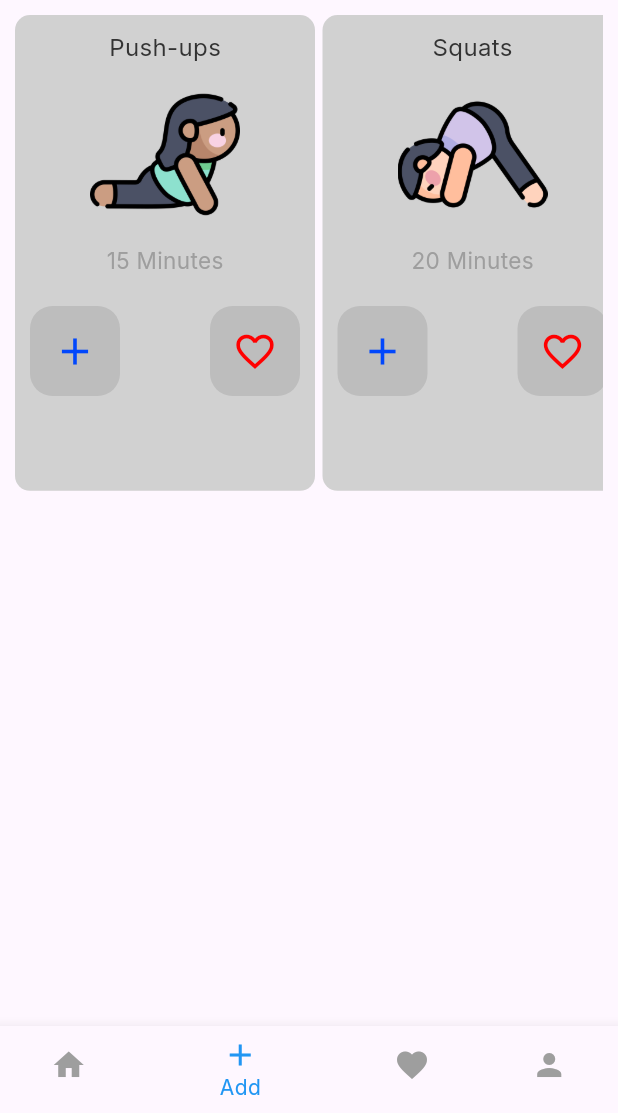
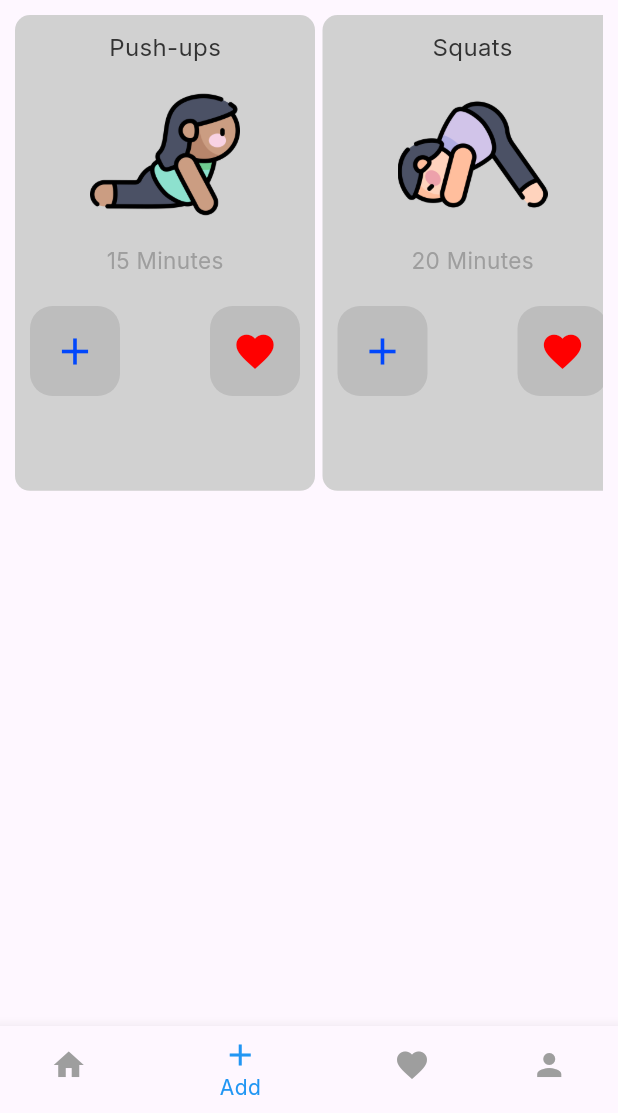
Before and after one commit to AnupaAlwis/workout-app, a Flutter app: the screen it shows after launch, item 2 of the bottom bar chosen, after a tap on the "add" icon, on a phone screen of 412 x 824 dp, the part 123-1236 px from its top. Run offline on Flutter 3.47's test engine with Material 3 defaults, Android fonts, the phone set to English and light mode, and no system bars; our stand-ins replace google_fonts.

Commit message:
Favorite list add and remove functions implemented

```diff
--- a/lib/models/user_model.dart
+++ b/lib/models/user_model.dart
@@ -37,4 +37,19 @@ class User {
         exerciseList.add(exercise);
 
       }
+
+      //Remove a exercise from the exercise list
+      void removeExercise(Exercise exercise){
+        exerciseList.remove(exercise);
+      }
+
+      //Add a exercise to the favorite list
+      void addFavExercise(Exercise exercise){
+        favExerciseList.add(exercise);
+      }
+
+      //Remove a exercise from the favorite list
+      void removeFavExercise(Exercise exercise){
+        favExerciseList.remove(exercise);
+      }
 }
--- a/lib/pages/add_new_page.dart
+++ b/lib/pages/add_new_page.dart
@@ -16,6 +16,7 @@ class AddNewPage extends StatefulWidget {
 class _AddNewPageState extends State<AddNewPage> {
   final userData = user;
   final exerciseList = ExerciseData().exercisesList;
+  final favExerciseList = user.favExerciseList;
   @override
   Widget build(BuildContext context) {
     return Scaffold(
@@ -58,11 +59,26 @@ class _AddNewPageState extends State<AddNewPage> {
                         exerciseTitle: exercise.exerciseName,
                         exerciseImageUrl: exercise.exerciseImageUrl,
                         noOfMinutes: exercise.noOfMinutes,
+                        isAdded: exerciseList.contains(exercise),
                         toggleAddExercise: () {
-                          userData.addExercise(exercise);
-                        },);
+                          setState(() {
+                            if (exerciseList.contains(exercise)){
+                              userData.removeExercise(exercise);
+                            } else {
+                              userData.addExercise(exercise);
+                            }
 
-
+                          }
+                          );
+                        }, toggleAddFavExercise: () {
+                          setState(() {
+                            if(favExerciseList.contains(exercise)){
+                              userData.removeFavExercise(exercise);
+                            }else{
+                              userData.addFavExercise(exercise);
+                            }
+                          });
+                        }, isfavorite: favExerciseList.contains(exercise), );
                   },
                 ),
               )
--- a/lib/widgets/add_exercise_widget.dart
+++ b/lib/widgets/add_exercise_widget.dart
@@ -6,8 +6,11 @@ class AddExerciseCard extends StatefulWidget {
   final String exerciseTitle;
   final String exerciseImageUrl;
   final int noOfMinutes;
+  final bool isAdded;
+  final bool isfavorite;
   final void Function() toggleAddExercise;
-  const AddExerciseCard({super.key, required this.exerciseTitle, required this.exerciseImageUrl, required this.noOfMinutes, required this.toggleAddExercise});
+  final void Function() toggleAddFavExercise;
+  const AddExerciseCard({super.key, required this.exerciseTitle, required this.exerciseImageUrl, required this.noOfMinutes, required this.toggleAddExercise, required this.isAdded, required this.toggleAddFavExercise, required this.isfavorite});
 
   @override
   State<AddExerciseCard> createState() => _AddExerciseCardState();
@@ -76,8 +79,8 @@ class _AddExerciseCardState extends State<AddExerciseCard> {
                       onPressed: () {
                         widget.toggleAddExercise();
                       },
-                      icon: const Icon(
-                        Icons.add,
+                      icon:  Icon(
+                        widget.isAdded? Icons.add : Icons.remove,
                         size: 30,
                         color: kMainDarkBlueColor),
                     ),
@@ -90,9 +93,11 @@ class _AddExerciseCardState extends State<AddExerciseCard> {
                       color: kSubtitleColor.withOpacity(0.4),
                     ),
                     child: IconButton(
-                      onPressed: () {},
-                      icon: const Icon(
-                        Icons.favorite_border,
+                      onPressed: () {
+                        widget.toggleAddFavExercise();
+                      },
+                      icon: Icon(
+                        widget.isfavorite ? Icons.favorite_border : Icons.favorite,
                         size: 30,
                         color: kMainPinkColor),
                     ),
```
